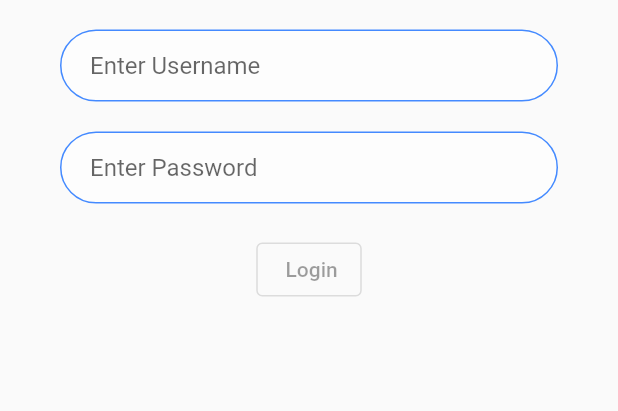
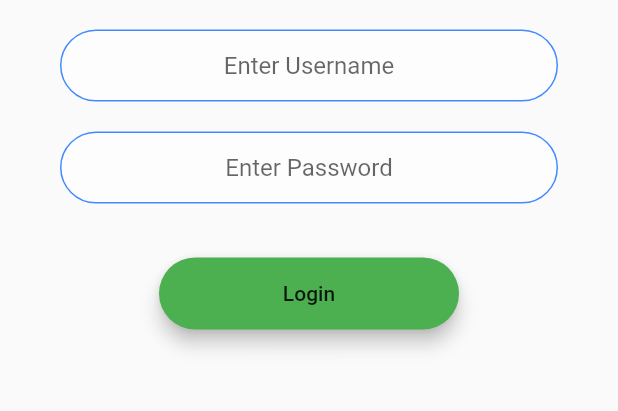
Before and after one commit to StephenBoikanyo/kazangshop, a Flutter app: the screen it shows after launch, on a phone screen of 412 x 824 dp, the part 521-932 px from its top. Run offline on Flutter 3.47's test engine with Material 2 defaults, Android fonts, the phone set to English and light mode, and no system bars; drawn by our look-alikes of animated_text_kit.

Commit message:
All basics functions completed

```diff
--- /dev/null
+++ b/lib/components/buttons.dart
@@ -0,0 +1,27 @@
+import 'package:flutter/material.dart';
+
+class RoundedButton extends StatelessWidget {
+  final onPressed;
+  final String title;
+
+  RoundedButton({required this.onPressed, required this.title});
+  @override
+  Widget build(BuildContext context) {
+    return Padding(
+      padding: EdgeInsets.symmetric(vertical: 16.0),
+      child: Material(
+        color: Colors.green,
+        borderRadius: BorderRadius.circular(30.0),
+        elevation: 5.0,
+        child: MaterialButton(
+          onPressed: onPressed,
+          minWidth: 200.0,
+          height: 42.0,
+          child: Text(
+            title,
+          ),
+        ),
+      ),
+    );
+  }
+}
--- a/lib/components/components.dart
+++ b/lib/components/components.dart
@@ -1,3 +1,7 @@
 // Exports all components in this file
 export 'package:animated_text_kit/animated_text_kit.dart';
 export 'package:http/http.dart';
+export 'constants.dart';
+export 'product_tile.dart';
+export 'dart:convert';
+export 'buttons.dart';
--- a/lib/components/constants.dart
+++ b/lib/components/constants.dart
@@ -23,3 +23,10 @@ const KHeroTextStyle = TextStyle(
   fontWeight: FontWeight.w600,
   fontSize: 40,
 );
+
+const kAuthority = 'kazang-test.getsandbox.com';
+
+const kTitleStyle =
+    TextStyle(fontSize: 20, fontWeight: FontWeight.w700, color: Colors.black);
+
+const kSummaryStyle = TextStyle(fontSize: 12, color: Colors.grey);
--- a/lib/main.dart
+++ b/lib/main.dart
@@ -1,7 +1,5 @@
 import 'package:flutter/material.dart';
-import 'package:kanzangshop/screens/home_screen.dart';
 import 'package:kanzangshop/screens/login_screen.dart';
-import 'package:kanzangshop/screens/product_details_page.dart';
 
 void main() {
   runApp(KazangShop());
@@ -15,11 +13,7 @@ class KazangShop extends StatelessWidget {
         primarySwatch: Colors.blue,
       ),
       initialRoute: LoginScreen.id,
-      routes: {
-        LoginScreen.id: (context) => LoginScreen(),
-        HomeScreen.id: (context) => HomeScreen(),
-        ProductDetails.id: (context) => ProductDetails()
-      },
+      routes: {LoginScreen.id: (context) => LoginScreen()},
     );
   }
 }
--- a/lib/screens/login_screen.dart
+++ b/lib/screens/login_screen.dart
@@ -1,19 +1,21 @@
-import 'dart:ffi';
-import 'dart:io';
-
 import 'package:flutter/material.dart';
 import 'package:kanzangshop/components/components.dart';
-import 'package:kanzangshop/components/constants.dart';
+import 'package:kanzangshop/screens/home_screen.dart';
 import 'package:kanzangshop/services/services.dart';
 
 class LoginScreen extends StatefulWidget {
-  static String id = "LoginScreen";
-
+  static String id = 'Login Screen';
   @override
   _LoginScreenState createState() => _LoginScreenState();
 }
 
 class _LoginScreenState extends State<LoginScreen> {
+  NetworkHelper networkHelper = new NetworkHelper();
+
+  late String userName;
+  String sessionid = '';
+  late String password;
+
   @override
   Widget build(BuildContext context) {
     return Scaffold(
@@ -35,18 +37,40 @@ class _LoginScreenState extends State<LoginScreen> {
                 height: 20,
               ),
               TextField(
+                textAlign: TextAlign.center,
+                style: TextStyle(color: Colors.black),
+                onChanged: (value) {
+                  userName = value;
+                },
                 decoration:
                     kTextFieldDecoration.copyWith(hintText: "Enter Username"),
               ),
               SizedBox(height: 20),
               TextField(
+                obscureText: true,
+                textAlign: TextAlign.center,
+                style: TextStyle(color: Colors.black),
+                onChanged: (value) {
+                  password = value;
+                },
                 decoration:
                     kTextFieldDecoration.copyWith(hintText: "Enter Password"),
               ),
               SizedBox(
                 height: 20,
               ),
-              OutlinedButton(onPressed: null, child: Text(" Login")),
+              RoundedButton(
+                  onPressed: () async {
+                    var logindata =
+                        await networkHelper.login(userName, password);
+                    sessionid = logindata['session_id'];
+                    Navigator.push(
+                        context,
+                        MaterialPageRoute(
+                            builder: (context) =>
+                                HomeScreen(sessionid: sessionid)));
+                  },
+                  title: 'Login')
             ],
           ),
         ),
--- a/lib/screens/screens.dart
+++ b/lib/screens/screens.dart
@@ -1,4 +1,4 @@
 // Exports all screens in this file
 export 'home_screen.dart';
-export 'product_details_page.dart';
+export 'product_details_screen.dart';
 export 'login_screen.dart';
--- a/lib/services/services.dart
+++ b/lib/services/services.dart
@@ -1,4 +1,5 @@
 // Exports all services in this file
 export 'Usermodel.dart';
 export 'ProductDetailsModel.dart';
-export 'ProductsListmodel.dart';
+export 'Productmodel.dart';
+export 'networking.dart';
```
Also changed, not shown: lib/components/product_tile.dart (added, +55 -0 lines), lib/screens/home_screen.dart (+59 -5 lines), lib/screens/product_details_page.dart (deleted, +0 -14 lines), lib/screens/product_details_screen.dart (added, +127 -0 lines), lib/services/ProductDetailsModel.dart (+10 -7 lines), lib/services/Productmodel.dart (renamed from lib/services/ProductsListmodel.dart, +7 -7 lines), lib/services/networking.dart (added, +44 -0 lines), pubspec.yaml (+1 -59 lines), pubspec.lock.
